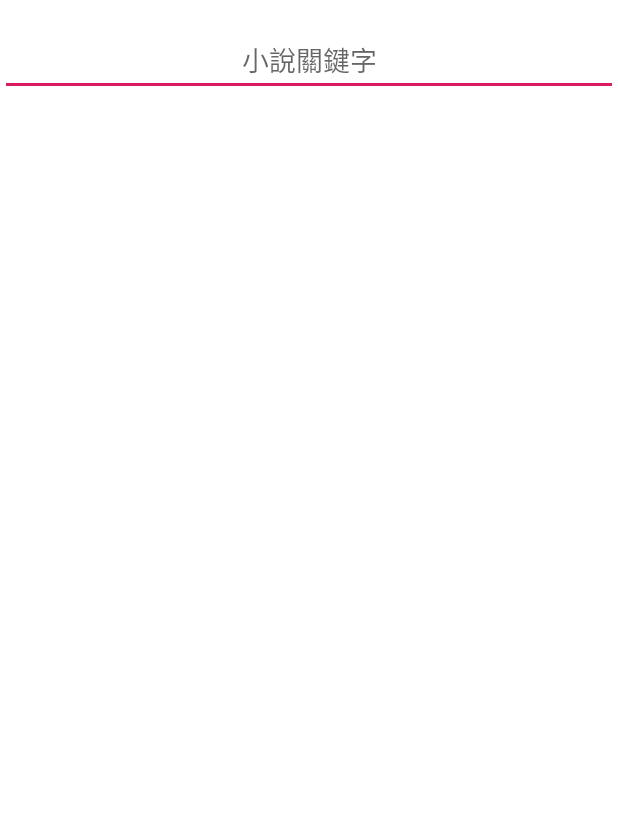
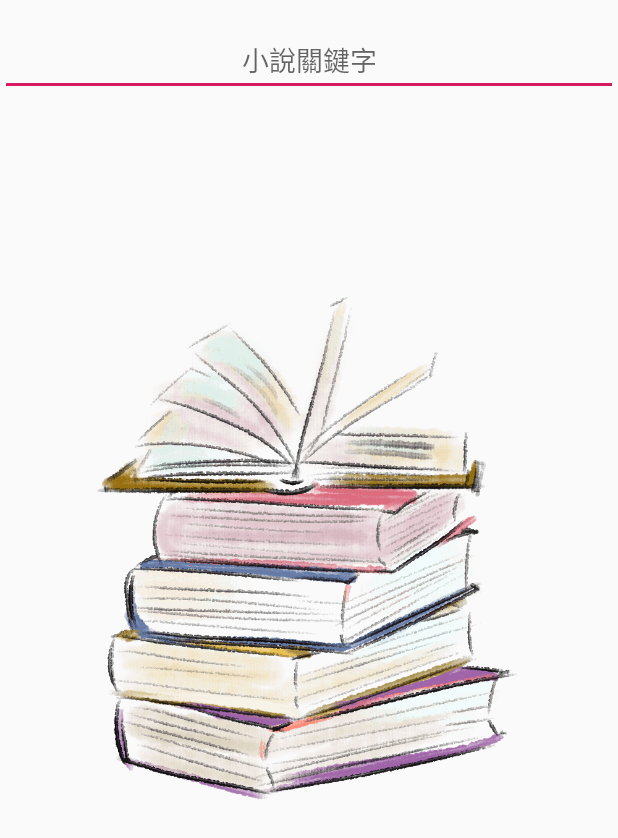
Before and after one commit to lechchu/shushu, an Android app: the screen it shows after launch (MainActivity), on a phone screen of 412 x 824 dp. Shown: the top 838 px of the screen. Run offline under Robolectric (Android 15) with nearby library versions, the phone set to English and light mode, and no system bars; our stand-ins replace AdMob.

Commit message:
improve ui

```diff
--- a/app/src/main/java/com/lcchu/shushu/MainActivity.java
+++ b/app/src/main/java/com/lcchu/shushu/MainActivity.java
@@ -55,7 +55,7 @@ public class MainActivity extends AppCompatActivity {
     RecyclerView favoriteBooksList;
 
     private AdView ad;
-    boolean adOn = false;
+    boolean adOn = true;
 
     SearchAdapter SAdapter;
     FavoriteAdapter FAdapter;
--- a/app/src/main/java/com/lcchu/shushu/ReadActivity.java
+++ b/app/src/main/java/com/lcchu/shushu/ReadActivity.java
@@ -102,7 +102,7 @@ public class ReadActivity extends AppCompatActivity {
 
     private Timer saveTimer;
 
-    boolean adOn = true;
+    boolean adOn = false;
 
 //UI
 
--- a/app/src/main/res/layout/activity_main.xml
+++ b/app/src/main/res/layout/activity_main.xml
@@ -1,11 +1,19 @@
 <?xml version="1.0" encoding="utf-8"?>
-<androidx.constraintlayout.widget.ConstraintLayout
-    xmlns:android="http://schemas.android.com/apk/res/android"
+<androidx.constraintlayout.widget.ConstraintLayout xmlns:android="http://schemas.android.com/apk/res/android"
     xmlns:app="http://schemas.android.com/apk/res-auto"
     xmlns:tools="http://schemas.android.com/tools"
     android:layout_width="match_parent"
-    android:layout_height="match_parent"
-    android:background="#FFFFFF">
+    android:layout_height="match_parent">
+
+    <ImageView
+        android:id="@+id/imageView"
+        android:layout_width="wrap_content"
+        android:layout_height="wrap_content"
+        android:layout_marginTop="32dp"
+        app:layout_constraintStart_toStartOf="parent"
+        app:layout_constraintTop_toTopOf="parent"
+        app:srcCompat="@drawable/openbook"
+        android:contentDescription="bg" />
 
     <EditText
         android:id="@+id/BookKeyeditText"
@@ -13,11 +21,11 @@
         android:layout_height="wrap_content"
         android:layout_marginTop="16dp"
         android:ems="10"
+        android:gravity="center"
         android:hint="小說關鍵字"
         android:imeOptions="actionSearch"
         android:inputType="text"
         android:singleLine="true"
-        android:gravity="center"
         app:layout_constraintTop_toTopOf="parent"
         tools:ignore="MissingConstraints" />
 
@@ -25,8 +33,9 @@
         android:id="@+id/favoriteBooksView"
         android:layout_width="match_parent"
         android:layout_height="wrap_content"
+
         android:layout_marginTop="16dp"
-        android:background="#FFFFFF"
+        android:background="#00000000"
         app:layout_constraintTop_toBottomOf="@+id/BookKeyeditText" />
 
 
@@ -37,8 +46,7 @@
         android:layout_marginTop="16dp"
         android:visibility="gone"
         app:layoutManager="androidx.recyclerview.widget.LinearLayoutManager"
-        app:layout_constraintTop_toBottomOf="@+id/BookKeyeditText" >
-
+        app:layout_constraintTop_toBottomOf="@+id/BookKeyeditText">
 
 
     </androidx.recyclerview.widget.RecyclerView>
@@ -53,7 +61,8 @@
         app:adUnitId="ca-app-pub-3049736794394736/1179253178"
         app:layout_constraintBottom_toBottomOf="parent"
         tools:ignore="MissingConstraints" />
-<!--
+
+    <!--
     <com.google.android.material.tabs.TabLayout
         android:layout_width="match_parent"
         android:layout_height="wrap_content"
--- a/app/src/main/res/layout/favorite_item.xml
+++ b/app/src/main/res/layout/favorite_item.xml
@@ -3,6 +3,7 @@
 <RelativeLayout
     android:layout_width="match_parent"
     android:layout_height="wrap_content"
+
     xmlns:android="http://schemas.android.com/apk/res/android"
     xmlns:tools="http://schemas.android.com/tools">
 
```
Also changed, not shown: app/src/main/res/drawable-xxhdpi/openbook.png (added).
